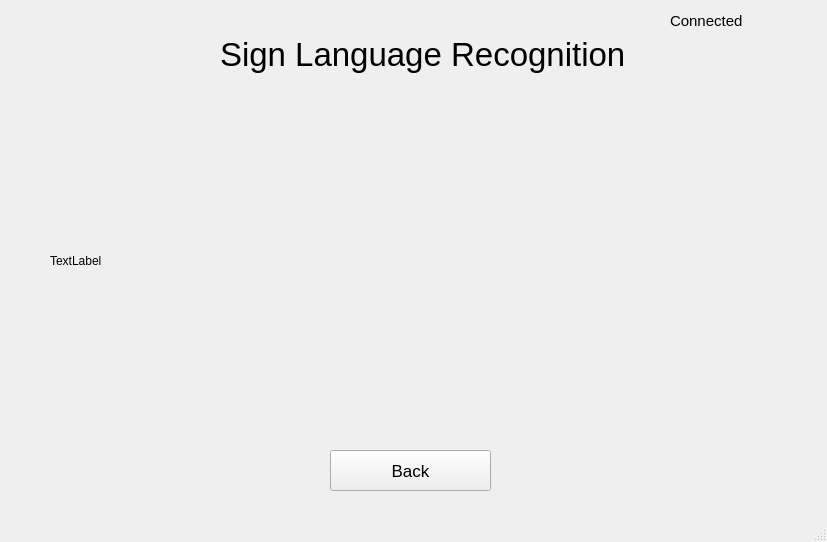
The window that slrUI.ui (Lolkink1/Thesis_SignLanguageRecognition) describes before a commit, drawn with Qt 5.
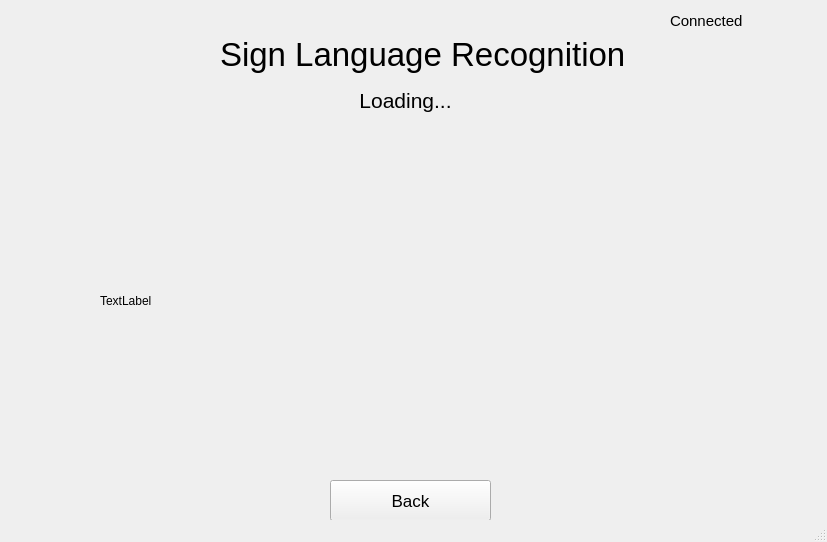
The same window after the commit.

```diff
--- a/slrUI.ui
+++ b/slrUI.ui
@@ -38,19 +38,6 @@
      <string>Sign Language Recognition</string>
     </property>
    </widget>
-   <widget class="QLabel" name="image_label">
-    <property name="geometry">
-     <rect>
-      <x>50</x>
-      <y>80</y>
-      <width>731</width>
-      <height>361</height>
-     </rect>
-    </property>
-    <property name="text">
-     <string>TextLabel</string>
-    </property>
-   </widget>
    <widget class="QLabel" name="connectionLabel">
     <property name="geometry">
      <rect>
@@ -73,7 +60,7 @@
     <property name="geometry">
      <rect>
       <x>330</x>
-      <y>450</y>
+      <y>480</y>
       <width>161</width>
       <height>41</height>
      </rect>
@@ -87,6 +74,40 @@
      <string>Back</string>
     </property>
    </widget>
+   <widget class="QLabel" name="image_label">
+    <property name="geometry">
+     <rect>
+      <x>100</x>
+      <y>130</y>
+      <width>621</width>
+      <height>341</height>
+     </rect>
+    </property>
+    <property name="text">
+     <string>TextLabel</string>
+    </property>
+   </widget>
+   <widget class="QLabel" name="label_prediction">
+    <property name="geometry">
+     <rect>
+      <x>140</x>
+      <y>80</y>
+      <width>531</width>
+      <height>41</height>
+     </rect>
+    </property>
+    <property name="font">
+     <font>
+      <pointsize>16</pointsize>
+     </font>
+    </property>
+    <property name="text">
+     <string>Loading...</string>
+    </property>
+    <property name="alignment">
+     <set>Qt::AlignCenter</set>
+    </property>
+   </widget>
   </widget>
   <widget class="QStatusBar" name="statusbar"/>
  </widget>
```
